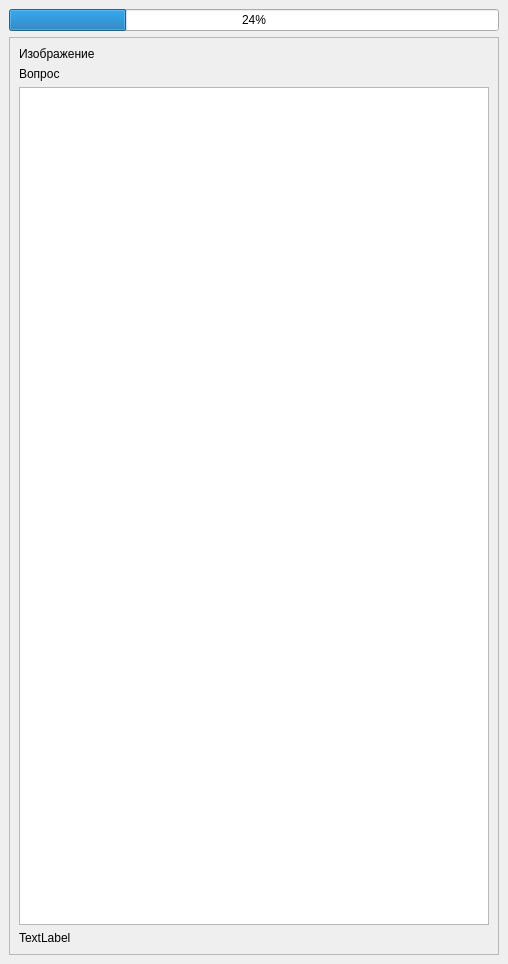
This is mainwindow.ui in misha258734/driving_app as Qt 5 draws it before an edit. The edited form follows.
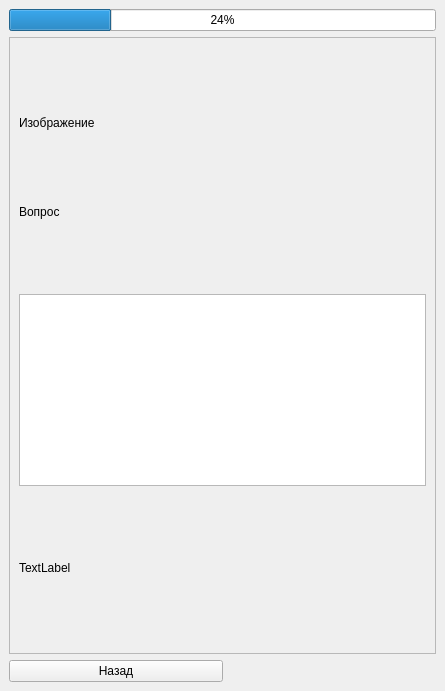
This is the edited form. The open tabs and pages were chosen to show the change.

Commit message: fixed layout and image removing

```diff
--- a/mainwindow.ui
+++ b/mainwindow.ui
@@ -6,8 +6,8 @@
    <rect>
     <x>0</x>
     <y>0</y>
-    <width>508</width>
-    <height>964</height>
+    <width>445</width>
+    <height>691</height>
    </rect>
   </property>
   <property name="sizePolicy">
@@ -875,13 +875,19 @@
             <rect>
              <x>0</x>
              <y>0</y>
-             <width>488</width>
-             <height>914</height>
+             <width>94</width>
+             <height>154</height>
             </rect>
            </property>
            <layout class="QVBoxLayout" name="verticalLayout_6">
             <item>
              <widget class="QLabel" name="label">
+              <property name="sizePolicy">
+               <sizepolicy hsizetype="Preferred" vsizetype="Maximum">
+                <horstretch>0</horstretch>
+                <verstretch>0</verstretch>
+               </sizepolicy>
+              </property>
               <property name="text">
                <string>Изображение</string>
               </property>
@@ -889,16 +895,35 @@
             </item>
             <item>
              <widget class="QLabel" name="label_2">
+              <property name="sizePolicy">
+               <sizepolicy hsizetype="Preferred" vsizetype="Maximum">
+                <horstretch>0</horstretch>
+                <verstretch>0</verstretch>
+               </sizepolicy>
+              </property>
               <property name="text">
                <string>Вопрос</string>
               </property>
              </widget>
             </item>
             <item>
-             <widget class="QTableWidget" name="tableWidget"/>
+             <widget class="QTableWidget" name="tableWidget">
+              <property name="sizePolicy">
+               <sizepolicy hsizetype="Expanding" vsizetype="Maximum">
+                <horstretch>0</horstretch>
+                <verstretch>0</verstretch>
+               </sizepolicy>
+              </property>
+             </widget>
             </item>
             <item>
              <widget class="QLabel" name="label_3">
+              <property name="sizePolicy">
+               <sizepolicy hsizetype="Preferred" vsizetype="Maximum">
+                <horstretch>0</horstretch>
+                <verstretch>0</verstretch>
+               </sizepolicy>
+              </property>
               <property name="text">
                <string>TextLabel</string>
               </property>
@@ -908,6 +933,30 @@
           </widget>
          </widget>
         </item>
+        <item>
+         <layout class="QHBoxLayout" name="horizontalLayout_2" stretch="1,1">
+          <item>
+           <widget class="QPushButton" name="test_back_button">
+            <property name="text">
+             <string>Назад</string>
+            </property>
+           </widget>
+          </item>
+          <item>
+           <spacer name="horizontalSpacer">
+            <property name="orientation">
+             <enum>Qt::Horizontal</enum>
+            </property>
+            <property name="sizeHint" stdset="0">
+             <size>
+              <width>40</width>
+              <height>20</height>
+             </size>
+            </property>
+           </spacer>
+          </item>
+         </layout>
+        </item>
        </layout>
       </widget>
      </widget>
```
Left out of the diff: 47 changed lines with no effect on the pictures. The commit also changes 10 other files.
